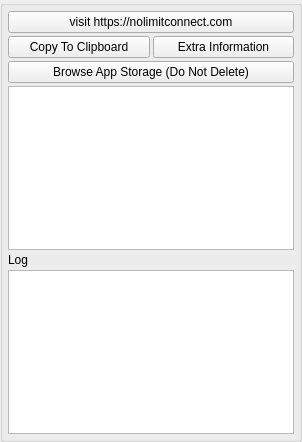
The window that nolimitgui/CommonSrc/Forms/AppletApplicationInfo.ui (nolimitconnect/NoLimitConnect) describes before a commit, drawn with Qt 5.
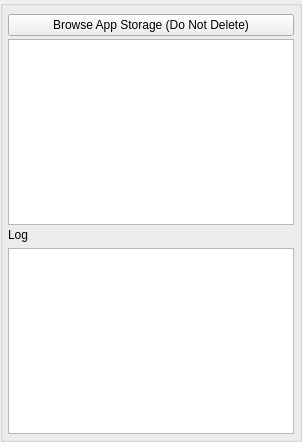
The same window after the commit. Custom widgets are drawn as their Qt base class.

Patch:
```diff
--- a/nolimitgui/CommonSrc/Forms/AppletApplicationInfo.ui
+++ b/nolimitgui/CommonSrc/Forms/AppletApplicationInfo.ui
@@ -81,35 +81,7 @@
        <number>5</number>
       </property>
       <item>
-       <widget class="QPushButton" name="gotoWebsiteButton">
-        <property name="sizePolicy">
-         <sizepolicy hsizetype="Minimum" vsizetype="Preferred">
-          <horstretch>0</horstretch>
-          <verstretch>0</verstretch>
-         </sizepolicy>
-        </property>
-        <property name="text">
-         <string>visit https://nolimitconnect.com</string>
-        </property>
-       </widget>
-      </item>
-      <item>
-       <layout class="QHBoxLayout" name="horizontalLayout">
-        <item>
-         <widget class="QPushButton" name="m_CopyToClipboardButton">
-          <property name="text">
-           <string>Copy To Clipboard</string>
-          </property>
-         </widget>
-        </item>
-        <item>
-         <widget class="QPushButton" name="m_ExtraInfoButton">
-          <property name="text">
-           <string>Extra Information</string>
-          </property>
-         </widget>
-        </item>
-       </layout>
+       <widget class="WebsiteWidget" name="m_WebsiteWidget" native="true"/>
       </item>
       <item>
        <widget class="QPushButton" name="m_BrowseStorageButton">
@@ -128,6 +100,9 @@
         </property>
        </widget>
       </item>
+      <item>
+       <widget class="ClipboardCopyWidget" name="m_ClipboardCopyWidget" native="true"/>
+      </item>
       <item>
        <widget class="QPlainTextEdit" name="m_LogPlainTextEdit"/>
       </item>
@@ -136,6 +111,20 @@
    </item>
   </layout>
  </widget>
+ <customwidgets>
+  <customwidget>
+   <class>ClipboardCopyWidget</class>
+   <extends>QWidget</extends>
+   <header>ClipboardCopyWidget.h</header>
+   <container>1</container>
+  </customwidget>
+  <customwidget>
+   <class>WebsiteWidget</class>
+   <extends>QWidget</extends>
+   <header>WebsiteWidget.h</header>
+   <container>1</container>
+  </customwidget>
+ </customwidgets>
  <resources/>
  <connections/>
 </ui>
```
